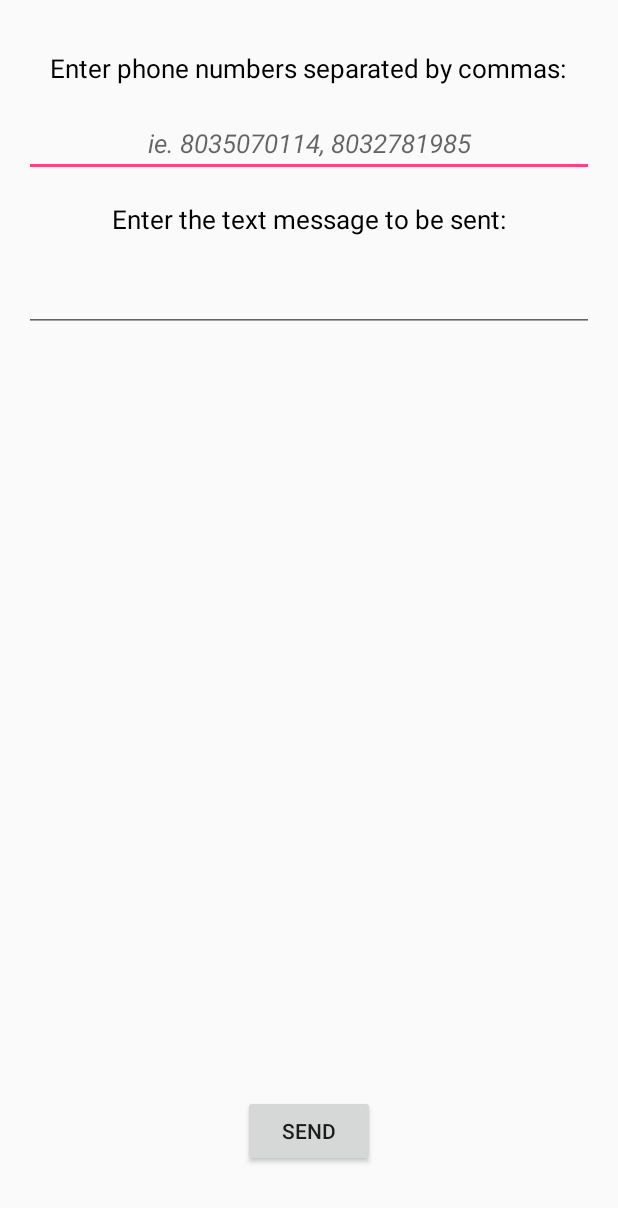
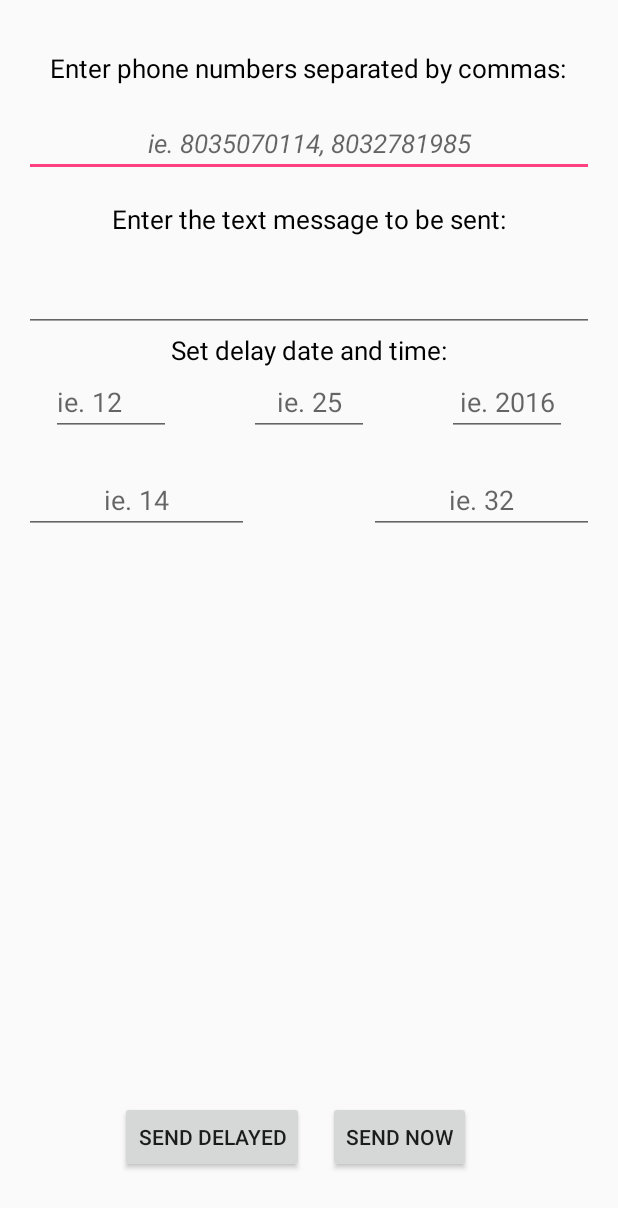
Before and after one commit to awardnasc/Broadcastr, an Android app: the screen it shows after launch (MainActivity), on a phone screen of 412 x 824 dp. Shown: the top 1208 px of the screen. Run offline under Robolectric (Android 15) with nearby library versions, the phone set to English and light mode, and no system bars; 3 statements that could not run were skipped.

Commit message:
Almost have date and time delay working

```diff
--- a/app/src/main/AndroidManifest.xml
+++ b/app/src/main/AndroidManifest.xml
@@ -27,6 +27,7 @@
                 <category android:name="android.intent.category.LAUNCHER" />
             </intent-filter>
         </activity>
+        <receiver android:name=".AlarmReciever"/>
     </application>
 
 </manifest>
--- /dev/null
+++ b/app/src/main/java/com/test/alexward/broadcastr/AlarmReciever.java
@@ -0,0 +1,53 @@
+package com.test.alexward.broadcastr;
+
+import android.content.BroadcastReceiver;
+import android.content.Context;
+import android.content.Intent;
+import android.telephony.SmsManager;
+import android.text.TextUtils;
+import android.util.Log;
+import android.widget.EditText;
+import android.widget.Toast;
+
+import java.util.Arrays;
+import java.util.List;
+
+/**
+ * Created by Alex Ward on 11/14/2016.
+ */
+
+public class AlarmReciever extends BroadcastReceiver {
+
+
+    @Override
+    public void onReceive(Context context, Intent intent) {
+
+
+        String phoneNum = intent.getStringExtra("phone");
+        String message = intent.getStringExtra("text");
+
+        if (TextUtils.isEmpty(phoneNum)|| TextUtils.isEmpty(message)){
+            Toast.makeText(context, message + phoneNum, Toast.LENGTH_SHORT).show();
+
+            return;
+        }
+
+        final List<String> phoneArray = Arrays.asList(phoneNum.split(","));
+
+
+
+        for (int i = 0; i < phoneArray.size(); i++) {
+            Log.d(phoneArray.get(i), message);
+
+            SmsManager smsManager = SmsManager.getDefault();
+            smsManager.sendTextMessage(phoneArray.get(i), null, message, null, null);
+
+        }
+        /*
+        SmsManager sms = SmsManager.getDefault();
+        sms.sendTextMessage(phoneNum, null, message, null, null);
+        */
+
+        Toast.makeText(context, "Alarm Triggered and SMS Sent", Toast.LENGTH_LONG).show();
+    }
+}
--- a/app/src/main/java/com/test/alexward/broadcastr/MainActivity.java
+++ b/app/src/main/java/com/test/alexward/broadcastr/MainActivity.java
@@ -3,6 +3,7 @@ package com.test.alexward.broadcastr;
 import android.Manifest;
 import android.app.Activity;
 import android.app.AlarmManager;
+import android.app.PendingIntent;
 import android.content.Context;
 import android.content.DialogInterface;
 import android.content.Intent;
@@ -16,7 +17,9 @@ import android.util.Log;
 import android.view.View;
 import android.widget.Button;
 import android.widget.CheckBox;
+import android.widget.DatePicker;
 import android.widget.EditText;
+import android.widget.TimePicker;
 import android.widget.Toast;
 import android.os.Handler;
 
@@ -25,8 +28,11 @@ import com.google.android.gms.appindexing.AppIndex;
 import com.google.android.gms.appindexing.Thing;
 import com.google.android.gms.common.api.GoogleApiClient;
 
+import java.sql.Time;
 import java.util.ArrayList;
 import java.util.Arrays;
+import java.util.Calendar;
+import java.util.GregorianCalendar;
 import java.util.List;
 
 
@@ -36,8 +42,10 @@ public class MainActivity extends Activity {
 
     private Button saveButton;
     private CheckBox checkBox;
-    private EditText phone, text, date, time;
-    private String phoneList, textMessage, dateStr, timeStr;
+    public EditText phone, text, month, day, year, hour, minute;
+    public Calendar cal;
+
+    public String phoneList, textMessage, dateStr, timeStr;
     /**
      * ATTENTION: This was auto-generated to implement the App Indexing API.
      * See https://g.co/AppIndexing/AndroidStudio for more information.
@@ -53,12 +61,20 @@ public class MainActivity extends Activity {
 
         phone = (EditText) findViewById(R.id.editText);
         text = (EditText) findViewById(R.id.editText2);
-     //   date = (EditText) findViewById(R.id.editText3);
-       // time = (EditText) findViewById(R.id.editText4);
+        month = (EditText) findViewById(R.id.editText5);
+        day = (EditText) findViewById(R.id.editText7);
+        year = (EditText) findViewById(R.id.editText8);
+
+        hour = (EditText) findViewById(R.id.editText4);
+        minute = (EditText) findViewById(R.id.editText3);
+
 
         Button saveButton = (Button) findViewById(R.id.button);
         //final CheckBox checkBox = (CheckBox) findViewById(R.id.checkBox);
 
+        /*if(checkBox.isChecked() == true){
+
+        }*/
 
         saveButton.setOnClickListener(new View.OnClickListener() {
             @Override
@@ -71,37 +87,11 @@ public class MainActivity extends Activity {
                 if (TextUtils.isEmpty(phoneList)|| TextUtils.isEmpty(textMessage)){
                     return;
                 }
-                /*
-                int isChecked = 0;
-                if (checkBox.isChecked()) {
-                    isChecked = 1;
-                }
-                if (isChecked == 1) {
-                    dateStr = date.getText().toString();
-                    timeStr = time.getText().toString();
-                    final Handler handler = new Handler();
-                    handler.postDelayed(new Runnable(){
-                        @Override
-                        public void run(){
-                            for (int i = 0; i < phoneArray.size(); i++) {
-                                Log.d(phoneArray.get(i), textMessage);
-
-                                //The below code causes a crash????
-                                SmsManager smsManager = SmsManager.getDefault();
-                                smsManager.sendTextMessage(phoneArray.get(i), null, textMessage, null, null);
-
-                            }
-                        }
-                    }, 100);
-
-
-                }*/
 
                 /* send message to each phone number in Array */
                 for (int i = 0; i < phoneArray.size(); i++) {
                     Log.d(phoneArray.get(i), textMessage);
 
-                    //The below code causes a crash????
                     SmsManager smsManager = SmsManager.getDefault();
                     smsManager.sendTextMessage(phoneArray.get(i), null, textMessage, null, null);
 
@@ -118,6 +108,51 @@ public class MainActivity extends Activity {
         client = new GoogleApiClient.Builder(this).addApi(AppIndex.API).build();
     }
 
+    public void scheduleAlarm(View V){
+
+        phoneList = phone.getText().toString();
+        final List<String> phoneArray = Arrays.asList(phoneList.split(","));
+        textMessage = text.getText().toString();
+
+        if (TextUtils.isEmpty(phoneList)|| TextUtils.isEmpty(textMessage)){
+            Toast.makeText(this, "empty", Toast.LENGTH_SHORT).show();
+
+            return;
+        }
+        String mon = month.getText().toString();
+        int m = Integer.parseInt(mon);
+
+        String da = day.getText().toString();
+        int d = Integer.parseInt(da);
+
+        String ye = year.getText().toString();
+        int y = Integer.parseInt(ye);
+
+        String ho = hour.getText().toString();
+        int h = Integer.parseInt(ho);
+
+        String mi = minute.getText().toString();
+        int min = Integer.parseInt(mi);
+
+        cal=Calendar.getInstance();
+            cal.set(Calendar.MONTH, m);
+            cal.set(Calendar.DAY_OF_MONTH, d);
+            cal.set(Calendar.YEAR, y);
+            cal.set(Calendar.HOUR, h);
+            cal.set(Calendar.MINUTE, min);
+
+       // Long time = new GregorianCalendar().getTimeInMillis()+15*1000;
+        Intent intentAlarm = new Intent(this, AlarmReciever.class);
+        intentAlarm.putExtra("phone", phoneList);
+        intentAlarm.putExtra("text", textMessage);
+
+        AlarmManager alarmManager = (AlarmManager)getSystemService(Context.ALARM_SERVICE);
+
+        alarmManager.set(AlarmManager.RTC_WAKEUP, cal.getTimeInMillis(),
+                PendingIntent.getBroadcast(this,1,intentAlarm, PendingIntent.FLAG_UPDATE_CURRENT));
+
+        Toast.makeText(this,"Text Scheduled", Toast.LENGTH_LONG).show();
+    }
 
     /**
      * ATTENTION: This was auto-generated to implement the App Indexing API.
@@ -154,4 +189,14 @@ public class MainActivity extends Activity {
         AppIndex.AppIndexApi.end(client, getIndexApiAction());
         client.disconnect();
     }
+
+    public String getPhoneList(){
+        phoneList = phone.getText().toString();
+        return phoneList;
+    }
+
+    public String getTextMessage(){
+        textMessage = text.getText().toString();
+        return textMessage;
+    }
 }
--- a/app/src/main/res/layout/activity_main.xml
+++ b/app/src/main/res/layout/activity_main.xml
@@ -62,51 +62,116 @@
         android:layout_alignParentRight="true"
         android:layout_alignParentEnd="true" />
 
+
+    <!--
+        <CheckBox
+            android:text="@string/datePrompt"
+            android:layout_width="wrap_content"
+            android:layout_height="wrap_content"
+            android:id="@+id/checkBox"
+            android:textSize="17sp"
+            android:layout_below="@+id/editText2"
+            android:layout_centerHorizontal="true"
+            android:layout_marginTop="16dp"
+            android:onClick="scheduleAlarm"/>
+    -->
+    <Button
+        android:text="@string/sendDelayed"
+        android:layout_width="wrap_content"
+        android:layout_height="wrap_content"
+        android:layout_marginRight="16dp"
+        android:layout_marginEnd="16dp"
+        android:id="@+id/button2"
+        android:layout_alignBaseline="@+id/button"
+        android:layout_alignBottom="@+id/button"
+        android:layout_toLeftOf="@+id/button"
+        android:layout_toStartOf="@+id/button"
+        android:onClick="scheduleAlarm"/>
+
     <Button
         android:text= "@string/sendButton"
         android:layout_width="wrap_content"
         android:layout_height="wrap_content"
-        android:layout_marginBottom="30dp"
+        android:layout_marginBottom="26dp"
         android:id="@+id/button"
+        android:clickable="true"
+        android:layout_marginRight="23dp"
+        android:layout_marginEnd="23dp"
         android:layout_alignParentBottom="true"
-        android:layout_centerHorizontal="true"
-        android:clickable="true"/>
-<!--
-    <EditText
+        android:layout_alignRight="@+id/textView2"
+        android:layout_alignEnd="@+id/textView2" />
+
+    <TextView
+        android:text="@string/datePrompt"
         android:layout_width="wrap_content"
         android:layout_height="wrap_content"
-        android:inputType="date"
+        android:id="@+id/textView4"
+        android:textColor="@color/common_google_signin_btn_text_dark_focused"
+        android:textSize="17sp"
+        android:layout_below="@+id/editText2"
+        android:layout_centerHorizontal="true" />
+
+    <EditText
+        android:layout_width="80dp"
+        android:layout_height="wrap_content"
+        android:inputType="number"
         android:ems="10"
-        android:layout_below="@+id/checkBox"
+        android:layout_below="@+id/textView4"
+        android:id="@+id/editText5"
+        android:layout_toLeftOf="@+id/textView4"
+        android:layout_toStartOf="@+id/textView4"
+        android:hint="ie. 12" />
+
+    <EditText
+        android:layout_width="80dp"
+        android:layout_height="wrap_content"
+        android:inputType="number"
+        android:ems="10"
+        android:id="@+id/editText7"
+        android:layout_below="@+id/textView4"
         android:layout_centerHorizontal="true"
-        android:layout_marginTop="16dp"
-        android:id="@+id/editText3"
-        android:hint="@string/dateExample"
-        android:textAlignment="center" />
+        android:hint="ie. 25"
+        android:textAlignment="center"/>
+
+    <EditText
+        android:layout_width="80dp"
+        android:layout_height="wrap_content"
+        android:inputType="number"
+        android:ems="10"
+        android:layout_below="@+id/textView4"
+        android:layout_toEndOf="@+id/textView4"
+        android:id="@+id/editText8"
+        android:layout_toRightOf="@+id/textView4"
+        android:hint="ie. 2016"
+        android:textAlignment="center"/>
 
     <EditText
         android:layout_width="wrap_content"
         android:layout_height="wrap_content"
         android:inputType="time"
         android:ems="10"
-        android:layout_marginTop="13dp"
         android:id="@+id/editText4"
-        android:hint="@string/timeExample"
+        android:layout_marginTop="20dp"
+        android:hint="ie. 14"
         android:textAlignment="center"
-        android:layout_below="@+id/editText3"
-        android:layout_alignLeft="@+id/editText3"
-        android:layout_alignStart="@+id/editText3" />
+        android:layout_below="@+id/editText5"
+        android:layout_alignParentLeft="true"
+        android:layout_alignParentStart="true"
+        android:layout_toLeftOf="@+id/editText7"
+        android:layout_toStartOf="@+id/editText7" />
 
-    <CheckBox
-        android:text="@string/datePrompt"
+    <EditText
         android:layout_width="wrap_content"
         android:layout_height="wrap_content"
-        android:id="@+id/checkBox"
-        android:textSize="17sp"
-        android:layout_below="@+id/editText2"
-        android:layout_centerHorizontal="true"
-        android:layout_marginTop="16dp"
-        android:clickable="true"/>
--->
+        android:inputType="number"
+        android:ems="10"
+        android:layout_alignTop="@+id/editText4"
+        android:layout_toEndOf="@+id/editText7"
+        android:id="@+id/editText3"
+        android:layout_alignBottom="@+id/editText4"
+        android:layout_toRightOf="@+id/editText7"
+        android:hint="ie. 32"
+        android:textAlignment="center"/>
+
 
 </RelativeLayout>
--- a/app/src/main/res/values/strings.xml
+++ b/app/src/main/res/values/strings.xml
@@ -3,11 +3,12 @@
     <string name="action_settings">Settings</string>
     <string name="save">save</string>
     <string name="pageAddStr">Page for adding groups.</string>
-    <string name="sendButton">Send</string>
+    <string name="sendButton">Send Now</string>
+    <string name="sendDelayed">Send Delayed</string>
     <string name="phonePrompt">Enter phone numbers separated by commas:</string>
     <string name="textPrompt">Enter the text message to be sent:</string>
     <string name="phoneExample">ie. 8035070114, 8032781985</string>
-    <string name="datePrompt">Would you like to delay this text?</string>
-    <string name="dateExample">ie. 10/2/2016</string>
+    <string name="datePrompt">Set delay date and time:</string>
+    <string name="dateExample">ie. 10/2/16</string>
     <string name="timeExample">ie. 14:30</string>
 </resources>
```
